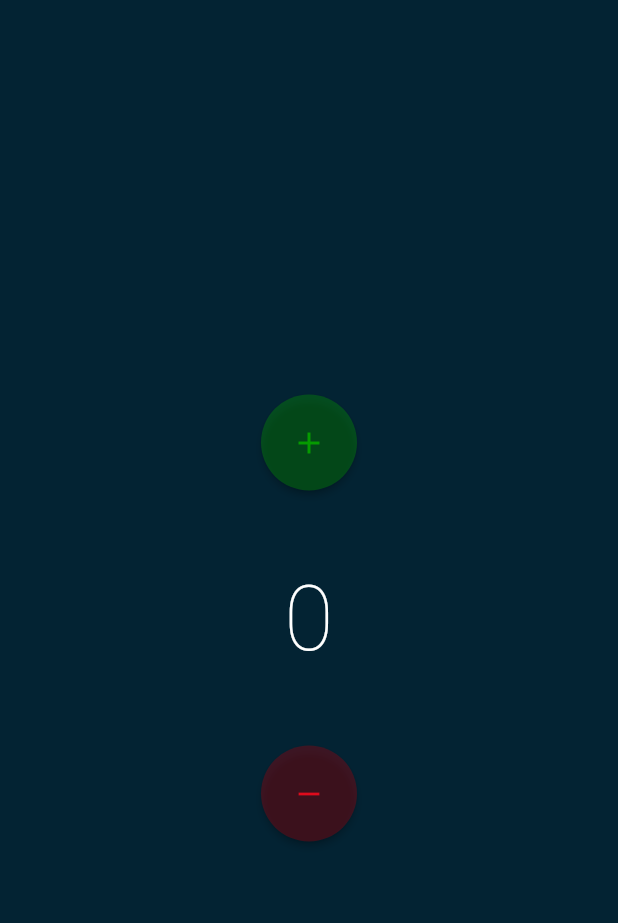
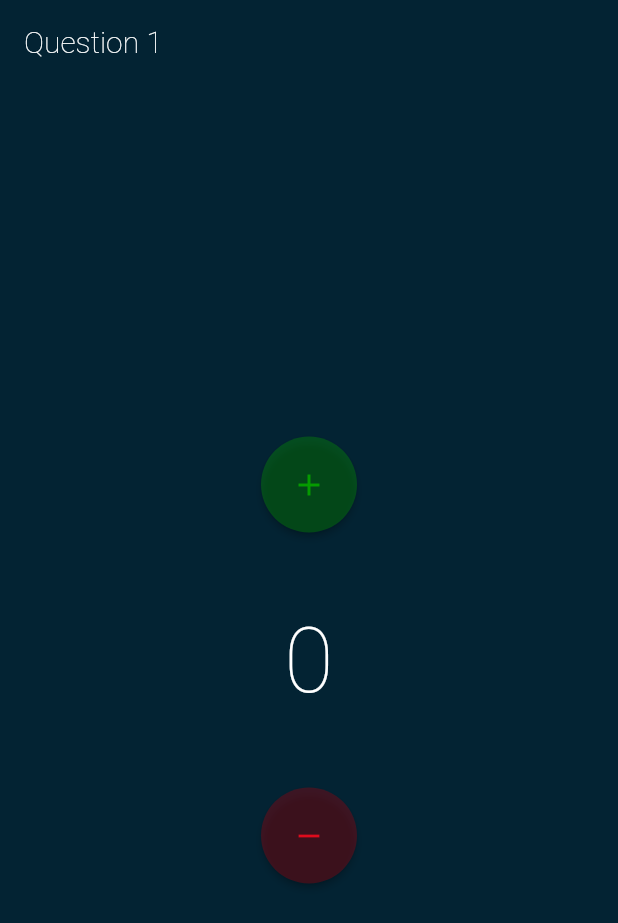
Before and after one commit to excellenceAndQuality/littlefish_assessment, a Flutter app: the screen it shows after launch, on a phone screen of 412 x 824 dp. Shown: the top 923 px of the screen. Run offline on Flutter 3.47's test engine with Material 2 defaults, Android fonts, the phone set to English and light mode, and no system bars; our stand-ins replace flutter_bloc.

Commit message:
added an app bar to indicate question number on the home page

```diff
--- a/lib/pages/home_page.dart
+++ b/lib/pages/home_page.dart
@@ -11,6 +11,14 @@ class HomePage extends StatelessWidget {
   @override
   Widget build(BuildContext context) {
     return Scaffold(
+      appBar: AppBar(
+        backgroundColor: CustomColours.primaryColour,
+        elevation: 0,
+        title: const Text(
+          "Question 1",
+          style: TextStyle(color: Colors.white, fontWeight: FontWeight.w100),
+        ),
+      ),
       backgroundColor: CustomColours.primaryColour,
       body: BlocBuilder<NumberBloc, NumberStates>(
         builder: (context, state) {
```
